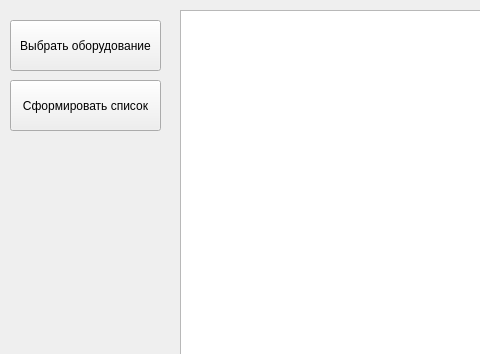
First picture: the form in ui_forms/mainwindow.ui, repository Ukihara/scheme_editor, before the edit; both pictures show x 0 to 480 and y 0 to 354 of the 1012 by 654 pixel window.
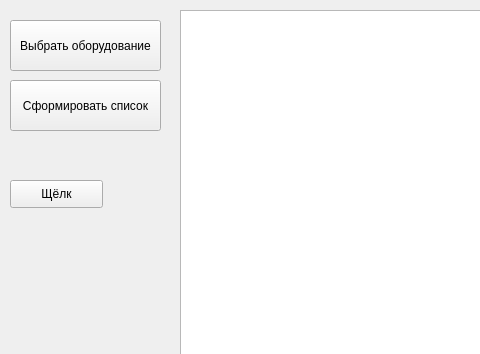
Second picture: the form after the edit.

Commit message: Ensuring that the plan is displayed in the main window

```diff
--- a/ui_forms/mainwindow.ui
+++ b/ui_forms/mainwindow.ui
@@ -99,6 +99,19 @@
      <string>Посчитать площадь</string>
     </property>
    </widget>
+   <widget class="QPushButton" name="tempBut">
+    <property name="geometry">
+     <rect>
+      <x>10</x>
+      <y>180</y>
+      <width>93</width>
+      <height>28</height>
+     </rect>
+    </property>
+    <property name="text">
+     <string>Щёлк</string>
+    </property>
+   </widget>
   </widget>
   <widget class="QMenuBar" name="menubar">
    <property name="geometry">
```
Left out of the diff: 2 changed lines with no effect on the pictures. The commit also changes 2 other files.
